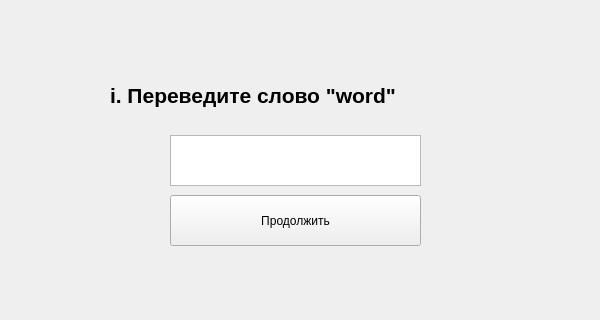
First picture: the form in FlashCards/answerform.ui, repository sedub01/Qt-projects, before the edit; both pictures show x 0 to 600 and y 195 to 515 of the 600 by 600 pixel window.
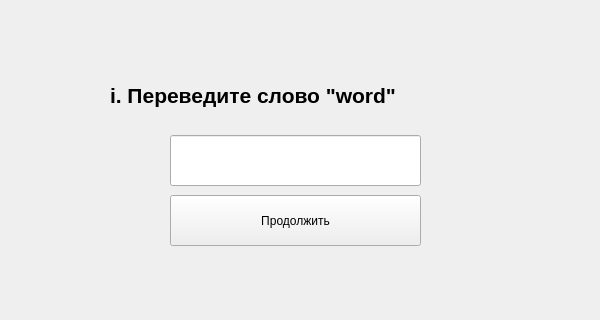
Second picture: the form after the edit.

What changed in the file:
```diff
--- a/FlashCards/answerform.ui
+++ b/FlashCards/answerform.ui
@@ -55,7 +55,7 @@
     <string>Продолжить</string>
    </property>
   </widget>
-  <widget class="QPlainTextEdit" name="plainTextEdit">
+  <widget class="QLineEdit" name="plainTextEdit">
    <property name="geometry">
     <rect>
      <x>170</x>
```
